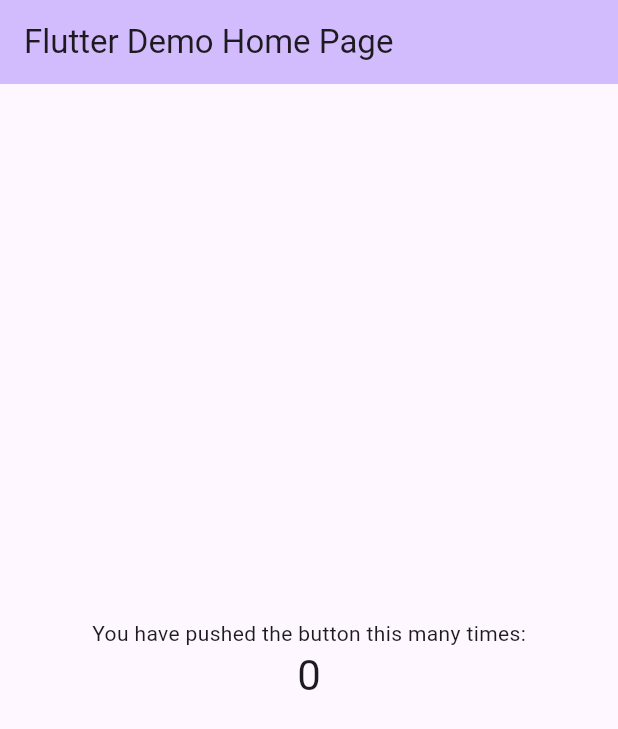
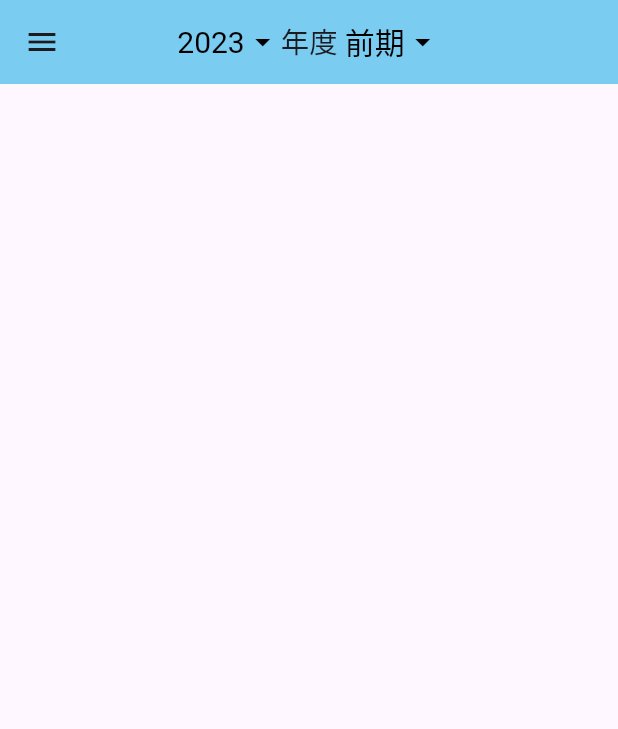
Before and after one commit to d1day/credit-management-app, a Flutter app: the screen it shows after launch, on a phone screen of 412 x 824 dp. Shown: the top 729 px of the screen. Run offline on Flutter 3.47's test engine with Material 2 defaults, Android fonts, the phone set to English and light mode, and no system bars.

Commit message:
時間割表の途中経過

```diff
--- /dev/null
+++ b/src/lib/TImeTable.dart
@@ -0,0 +1,60 @@
+import 'package:flutter/material.dart';
+import 'package:test_project/base_component.dart';
+
+// バーの色
+const colorBar = Color.fromARGB(255, 122, 204, 241);
+// 学期
+const lstSemestar = ['前期', '後期'];
+// 時間数
+final numHour = 6;
+// 曜日
+final numDay = 6;
+
+class TimeTable extends StatefulWidget {
+  const TimeTable({super.key, required this.title});
+
+  final String title;
+
+  @override
+  State<TimeTable> createState() => _TimeTableState();
+}
+
+class _TimeTableState extends State<TimeTable> {
+  @override
+  Widget build(BuildContext context) {
+    // 年度のリスト
+    List<String> lstYear = List<String>.empty(growable: true);
+    var nYear = DateTime.now().year;
+    for (int i = -10; i < 10; i++) {
+      lstYear.add((nYear + i).toString());
+    }
+
+    return Scaffold(
+        appBar: AppBar(
+          centerTitle: true,
+          title: Row(
+              mainAxisAlignment: MainAxisAlignment.center,
+              mainAxisSize: MainAxisSize.min,
+              children: [
+                CmbBase(
+                  list: lstYear,
+                  color: colorBar,
+                  firstIndex: 10,
+                ),
+                const Text(
+                  '年度 ',
+                  style: TextStyle(fontSize: 19),
+                ),
+                const CmbBase(list: lstSemestar, color: colorBar)
+              ]),
+          backgroundColor: colorBar,
+        ),
+        drawer: Drawer(
+          child: ListView(children: const [ListTile(title: Text('メニュー１'))]),
+        )
+        // body: Table(
+        //   children: TableRows(),
+        // )
+        );
+  }
+}
--- /dev/null
+++ b/src/lib/base_component.dart
@@ -0,0 +1,52 @@
+import 'package:flutter/material.dart';
+
+// コンボボックス
+class CmbBase extends StatefulWidget {
+  const CmbBase(
+      {super.key,
+      this.firstIndex = 0,
+      required this.list,
+      required this.color});
+  final List<String> list;
+  final Color color;
+  final int firstIndex;
+
+  @override
+  State<CmbBase> createState() => _CmbBaseState();
+}
+
+class _CmbBaseState extends State<CmbBase> {
+  String dropdownValue = "";
+  @override
+  Widget build(BuildContext context) {
+    if (dropdownValue == "") {
+      dropdownValue = widget.list[widget.firstIndex];
+    }
+    const fontColor = Colors.black;
+
+    return DropdownButton<String>(
+      value: dropdownValue,
+      icon: const Icon(
+        Icons.arrow_drop_down,
+        color: fontColor,
+      ),
+      elevation: 2,
+      style: const TextStyle(color: fontColor, fontSize: 20),
+      underline: Container(
+        height: 2,
+      ),
+      onChanged: (String? value) {
+        // This is called when the user selects an item.
+        setState(() {
+          dropdownValue = value!;
+        });
+      },
+      items: widget.list.map<DropdownMenuItem<String>>((String value) {
+        return DropdownMenuItem<String>(
+          value: value,
+          child: Text(value),
+        );
+      }).toList(),
+    );
+  }
+}
--- a/src/lib/main.dart
+++ b/src/lib/main.dart
@@ -1,4 +1,5 @@
 import 'package:flutter/material.dart';
+import 'package:test_project/TImeTable.dart';
 
 void main() {
   runApp(const MyApp());
@@ -15,50 +16,7 @@ class MyApp extends StatelessWidget {
         colorScheme: ColorScheme.fromSeed(seedColor: Colors.deepPurple),
         useMaterial3: true,
       ),
-      home: const MyHomePage(title: 'Flutter Demo Home Page'),
+      home: const TimeTable(title: 'Flutter Demo Home Page'),
     );
   }
 }
-
-class MyHomePage extends StatefulWidget {
-  const MyHomePage({super.key, required this.title});
-
-  final String title;
-
-  @override
-  State<MyHomePage> createState() => _MyHomePageState();
-}
-
-class _MyHomePageState extends State<MyHomePage> {
-  int _counter = 0;
-
-  void _incrementCounter() {
-    setState(() {
-      _counter++;
-    });
-  }
-
-  @override
-  Widget build(BuildContext context) {
-    return Scaffold(
-      appBar: AppBar(
-        backgroundColor: Theme.of(context).colorScheme.inversePrimary,
-        title: Text(widget.title),
-      ),
-      body: Center(
-        child: Column(
-          mainAxisAlignment: MainAxisAlignment.center,
-          children: <Widget>[
-            const Text(
-              'You have pushed the button this many times:',
-            ),
-            Text(
-              '$_counter',
-              style: Theme.of(context).textTheme.headlineMedium,
-            ),
-          ],
-        ),
-      ),
-    );
-  }
-}
```
